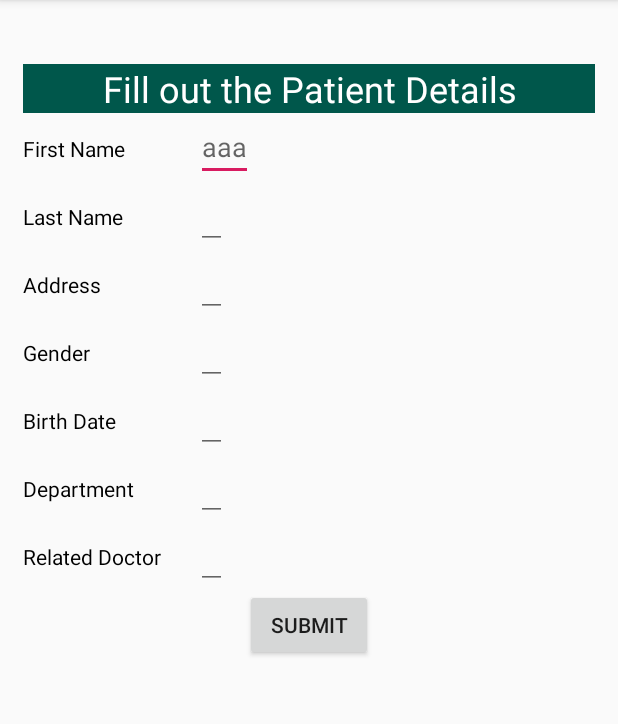
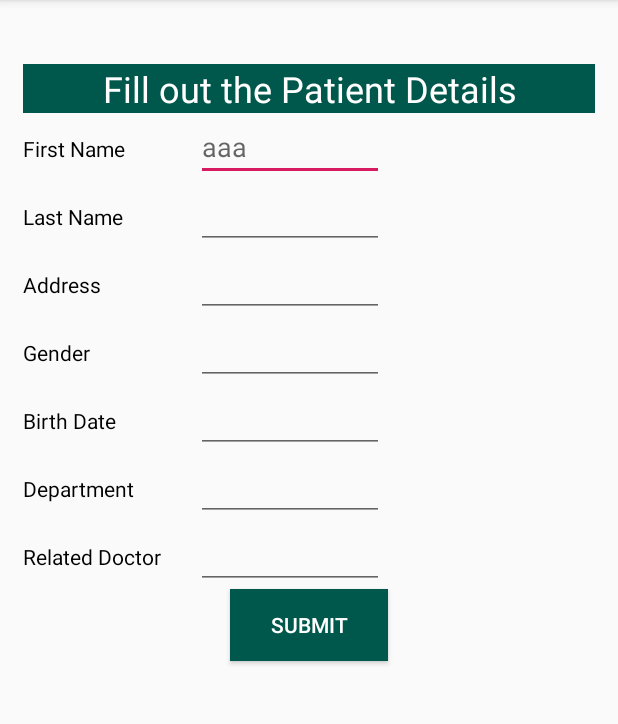
Before and after one commit to 13bhavya/PatientDataApp1, an Android app: the Add_Patient_Activity screen opened directly, with no data from a screen before it, on a phone screen of 412 x 824 dp, the part 84-808 px from its top. Run offline under Robolectric (Android 15) with nearby library versions, the phone set to English and light mode, and no system bars.

Commit message:
Add Patient done

```diff
--- a/app/src/main/AndroidManifest.xml
+++ b/app/src/main/AndroidManifest.xml
@@ -11,6 +11,7 @@
         android:roundIcon="@mipmap/ic_launcher_round"
         android:supportsRtl="true"
         android:theme="@style/AppTheme">
+        <activity android:name=".ShowPatientActivity"></activity>
         <activity android:name=".PatientListActivity">
             <intent-filter>
                 <action android:name="android.intent.action.MAIN" />
@@ -18,9 +19,7 @@
                 <category android:name="android.intent.category.LAUNCHER" />
             </intent-filter>
         </activity>
-        <activity android:name=".MainActivity">
-        </activity>
-        <activity android:name=".Add_Patient" />
+        <activity android:name=".Add_Patient_Activity" />
     </application>
 
 </manifest>
--- a/app/src/main/java/com/example/patientdataapp/PatientListActivity.java
+++ b/app/src/main/java/com/example/patientdataapp/PatientListActivity.java
@@ -91,8 +91,13 @@ public class PatientListActivity extends AppCompatActivity {
         }
     }
 
+    public void MoreInfoPatient(View view){
+        Intent intent = new Intent(PatientListActivity.this,ShowPatientActivity.class);
+        startActivity(intent);
+    }
+
     public void AddonClick(View view){
-        Intent intent = new Intent(PatientListActivity.this,Add_Patient.class);
+        Intent intent = new Intent(PatientListActivity.this,Add_Patient_Activity.class);
         startActivity(intent);
     }
 
--- a/app/src/main/java/com/example/patientdataapp/MainActivity.java
+++ b/app/src/main/java/com/example/patientdataapp/ShowPatientActivity.java
@@ -4,11 +4,11 @@ import androidx.appcompat.app.AppCompatActivity;
 
 import android.os.Bundle;
 
-public class MainActivity extends AppCompatActivity {
+public class ShowPatientActivity extends AppCompatActivity {
 
     @Override
     protected void onCreate(Bundle savedInstanceState) {
         super.onCreate(savedInstanceState);
-        setContentView(R.layout.activity_main);
+        setContentView(R.layout.activity_show_patient);
     }
 }
--- a/app/src/main/res/layout/activity_add_patient.xml
+++ b/app/src/main/res/layout/activity_add_patient.xml
@@ -6,7 +6,7 @@
     android:layout_margin="15sp"
     android:layout_height="match_parent"
     android:orientation="vertical"
-    tools:context=".Add_Patient">
+    tools:context=".Add_Patient_Activity">
 
     <TextView
         android:layout_width="match_parent"
@@ -31,7 +31,7 @@
 
         <EditText
             android:id="@+id/firstName"
-            android:layout_width="wrap_content"
+            android:layout_width="125dp"
             android:layout_height="wrap_content"
             android:hint="aaa" />
 
@@ -50,7 +50,7 @@
 
         <EditText
             android:id="@+id/lastName"
-            android:layout_width="wrap_content"
+            android:layout_width="125dp"
             android:layout_height="wrap_content" />
 
     </LinearLayout>
@@ -67,7 +67,7 @@
 
         <EditText
             android:id="@+id/PatientAddr"
-            android:layout_width="wrap_content"
+            android:layout_width="125dp"
             android:layout_height="wrap_content" />
 
     </LinearLayout>
@@ -84,7 +84,7 @@
 
         <EditText
             android:id="@+id/patientSex"
-            android:layout_width="wrap_content"
+            android:layout_width="125dp"
             android:layout_height="wrap_content" />
 
     </LinearLayout>
@@ -101,7 +101,7 @@
 
         <EditText
             android:id="@+id/patientDob"
-            android:layout_width="wrap_content"
+            android:layout_width="125dp"
             android:layout_height="wrap_content" />
 
     </LinearLayout>
@@ -117,7 +117,7 @@
 
         <EditText
             android:id="@+id/patientDepart"
-            android:layout_width="wrap_content"
+            android:layout_width="125dp"
             android:layout_height="wrap_content" />
     </LinearLayout>
 
@@ -134,7 +134,7 @@
 
         <EditText
             android:id="@+id/patientDoc"
-            android:layout_width="wrap_content"
+            android:layout_width="125dp"
             android:layout_height="wrap_content" />
 
 
@@ -142,8 +142,11 @@
 
     <Button
         android:id="@+id/submitPatient"
+        android:layout_width="105dp"
+        android:layout_height="wrap_content"
         android:layout_gravity="center"
+        android:background="@color/colorPrimaryDark"
+        android:onClick="submitPatient"
         android:text="@string/submitPatient"
-        android:layout_width="85dp"
-        android:layout_height="wrap_content"/>
+        android:textColor="#FFFFFF" />
 </LinearLayout>
```
Also changed, not shown: app/src/main/java/com/example/patientdataapp/Add_Patient_Activity.java (renamed from app/src/main/java/com/example/patientdataapp/Add_Patient.java, +46 -38 lines), app/src/main/res/layout/activity_patient_list.xml (+25 -14 lines), app/src/main/res/layout/activity_show_patient.xml (renamed from app/src/main/res/layout/activity_main.xml, +1 -10 lines), app/src/main/res/layout/row_patient.xml (+24 -13 lines).
